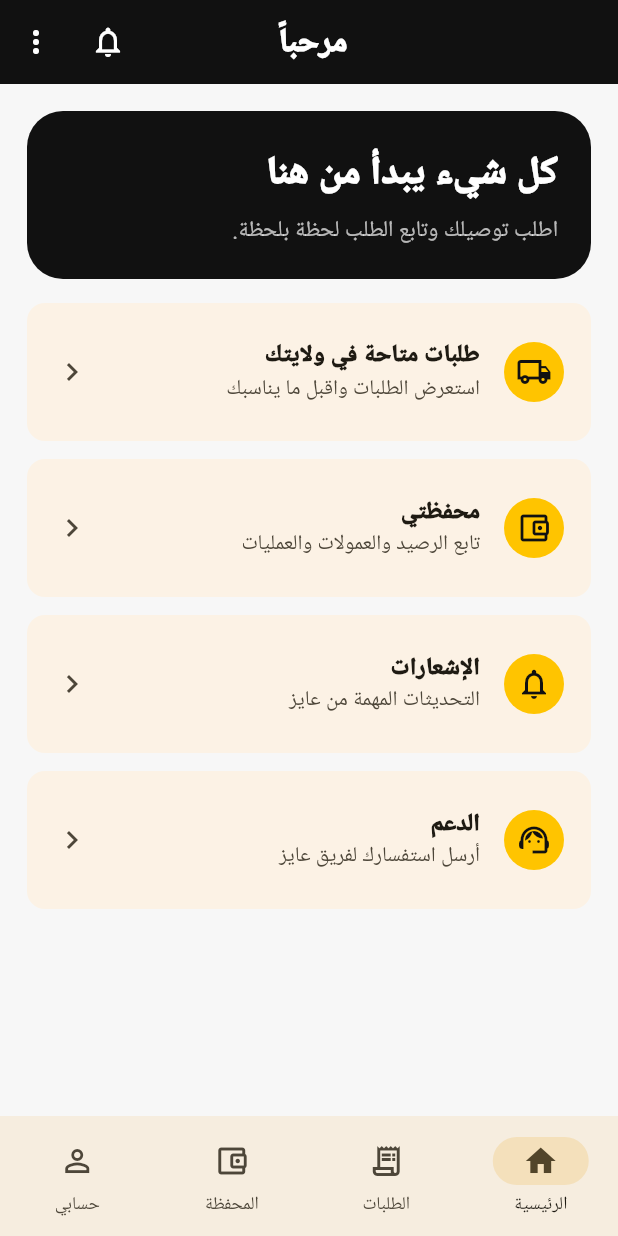
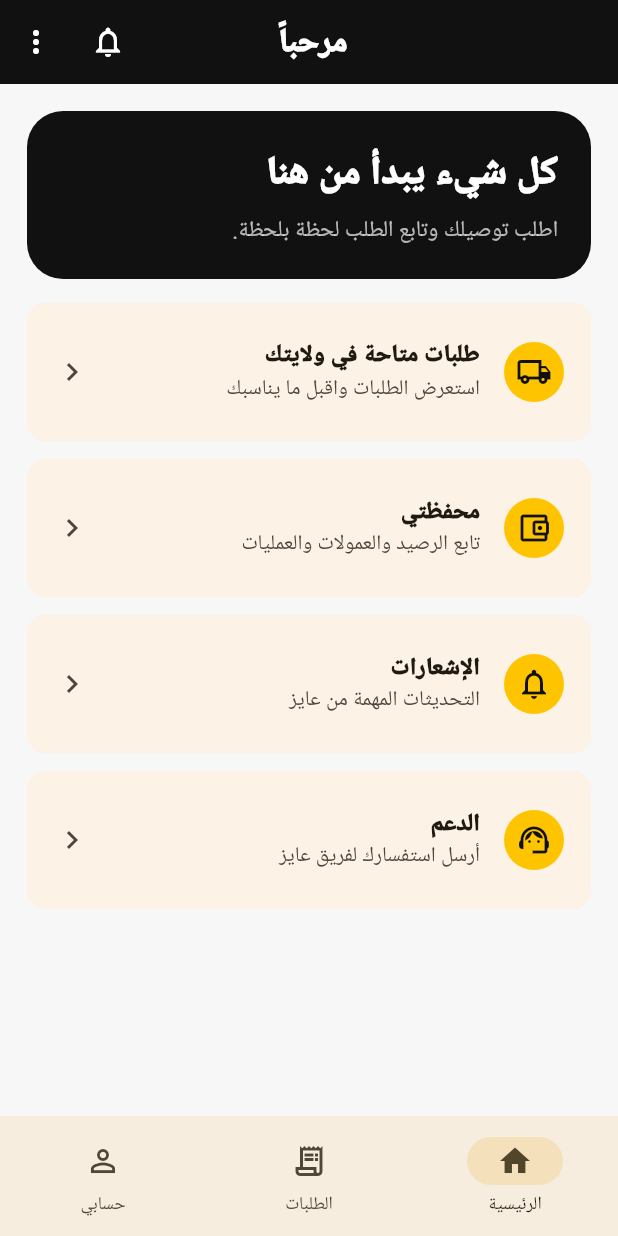
Before and after one commit to jwan-delivery/jwan, a Flutter app: the screen it shows once a user with an empty profile is signed in, on a phone screen of 412 x 824 dp. Run offline on Flutter 3.47's test engine with Material 3 defaults, Android fonts, the phone set to English and light mode, and no system bars; our stand-ins replace cloud_firestore, firebase_auth, firebase_core, firebase_messaging; accounts and stored records are empty; statements that could not run were skipped.

Commit message:
route admin roles and remove customer wallet navigation

```diff
--- a/mobile-app/lib/main.dart
+++ b/mobile-app/lib/main.dart
@@ -452,24 +452,33 @@ class _HomeShellState extends State<HomeShell> {
 
   @override
   Widget build(BuildContext context) {
-    final pages = [
+    if (widget.role == 'admin' || widget.role == 'super_admin') {
+      return AdminPage(uid: widget.uid, profile: profile, role: widget.role);
+    }
+
+    final isDriver = widget.role == 'driver';
+    final pages = isDriver
+        ? <Widget>[
             DashboardPage(uid: widget.uid, role: widget.role, profile: profile),
             MyOrdersPage(uid: widget.uid, role: widget.role),
             WalletPage(uid: widget.uid, role: widget.role),
             ProfilePage(uid: widget.uid, role: widget.role, profile: profile, onChanged: (p) => setState(() => profile = p)),
+          ]
+        : <Widget>[
+            DashboardPage(uid: widget.uid, role: widget.role, profile: profile),
+            MyOrdersPage(uid: widget.uid, role: widget.role),
+            ProfilePage(uid: widget.uid, role: widget.role, profile: profile, onChanged: (p) => setState(() => profile = p)),
           ];
+
+    final titles = isDriver ? const ['الرئيسية', 'طلباتي', 'المحفظة', 'حسابي'] : const ['الرئيسية', 'طلباتي', 'حسابي'];
     return Scaffold(
       appBar: AppBar(
-        title: Text(index == 0 ? 'مرحباً $name' : ['الرئيسية', 'طلباتي', 'المحفظة', 'حسابي'][index], style: const TextStyle(fontWeight: FontWeight.w900)),
+        title: Text(index == 0 ? 'مرحباً $name' : titles[index], style: const TextStyle(fontWeight: FontWeight.w900)),
         centerTitle: true,
         backgroundColor: kBlack,
         foregroundColor: Colors.white,
         actions: [
-          IconButton(
-            tooltip: 'الإشعارات',
-            onPressed: () => Navigator.push(context, MaterialPageRoute(builder: (_) => NotificationsPage(uid: widget.uid))),
-            icon: const Icon(Icons.notifications_none),
-          ),
+          IconButton(tooltip: 'الإشعارات', onPressed: () => Navigator.push(context, MaterialPageRoute(builder: (_) => NotificationsPage(uid: widget.uid))), icon: const Icon(Icons.notifications_none)),
           PopupMenuButton<String>(
             onSelected: (v) {
               if (v == 'support') Navigator.push(context, MaterialPageRoute(builder: (_) => SupportPage(uid: widget.uid, role: widget.role)));
@@ -486,10 +495,16 @@ class _HomeShellState extends State<HomeShell> {
       bottomNavigationBar: NavigationBar(
         selectedIndex: index,
         onDestinationSelected: (v) => setState(() => index = v),
-        destinations: const [
+        destinations: isDriver
+            ? const [
                 NavigationDestination(icon: Icon(Icons.home_outlined), selectedIcon: Icon(Icons.home), label: 'الرئيسية'),
                 NavigationDestination(icon: Icon(Icons.receipt_long_outlined), selectedIcon: Icon(Icons.receipt_long), label: 'الطلبات'),
                 NavigationDestination(icon: Icon(Icons.account_balance_wallet_outlined), selectedIcon: Icon(Icons.account_balance_wallet), label: 'المحفظة'),
+                NavigationDestination(icon: Icon(Icons.person_outline), selectedIcon: Icon(Icons.person), label: 'حسابي'),
+              ]
+            : const [
+                NavigationDestination(icon: Icon(Icons.home_outlined), selectedIcon: Icon(Icons.home), label: 'الرئيسية'),
+                NavigationDestination(icon: Icon(Icons.receipt_long_outlined), selectedIcon: Icon(Icons.receipt_long), label: 'الطلبات'),
                 NavigationDestination(icon: Icon(Icons.person_outline), selectedIcon: Icon(Icons.person), label: 'حسابي'),
               ],
       ),
```
Lines whose indentation alone changed are shown as unchanged.
